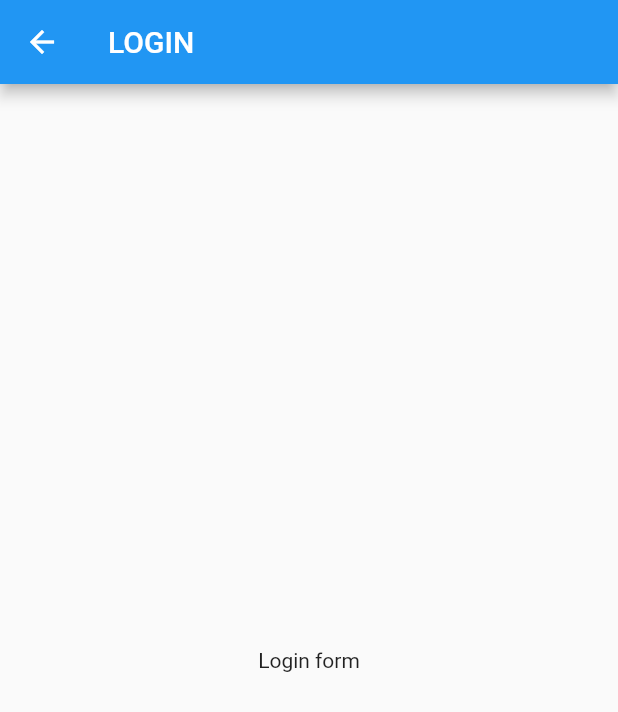
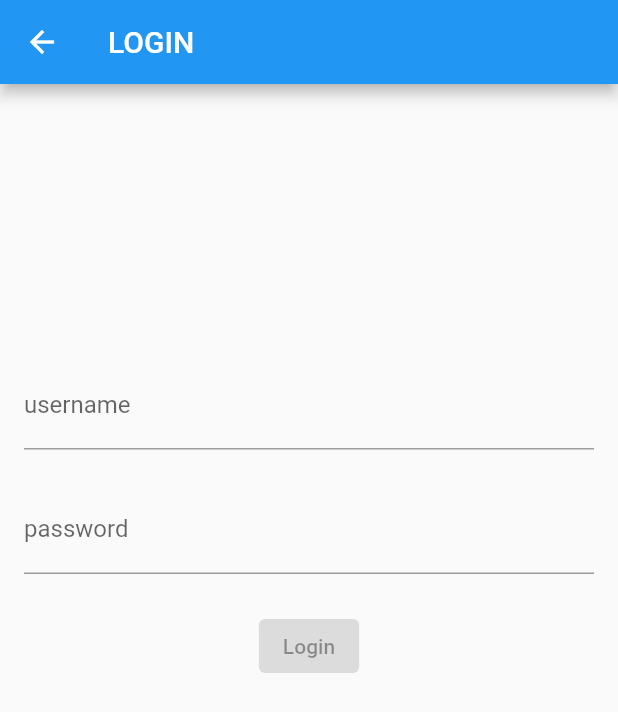
Before and after one commit to vnhanh/FlutterShopping, a Flutter app: the LoginPage screen opened directly, on a phone screen of 412 x 824 dp. Shown: the top 712 px of the screen. Run offline on Flutter 3.47's test engine with Material 2 defaults, Android fonts, the light colour scheme and no system bars; our stand-ins replace bloc, equatable, flutter_bloc, formz, fpdart; missing offline and left inert: dart:ffi; accounts and stored records are empty; statements that could not run were skipped.

Commit message:
learn(bloc): add login form assemble bloc

```diff
--- a/lib/login/login.dart
+++ b/lib/login/login.dart
@@ -1,4 +1,8 @@
+import 'package:authentication_repository/authentication_repository.dart';
 import 'package:flutter/material.dart';
+import 'package:flutter_bloc/flutter_bloc.dart';
+import 'package:shopping/login/bloc/login_bloc.dart';
+import 'package:shopping/login/view/login_form.dart';
 
 class LoginPage extends StatelessWidget {
   const LoginPage({super.key});
@@ -13,14 +17,17 @@ class LoginPage extends StatelessWidget {
       appBar: AppBar(
         title: const Text("LOGIN"),
       ),
-      body: const Center(
-        child: Column(
-          mainAxisAlignment: MainAxisAlignment.center,
-          children: [
-            Text("Login form")
-          ],
+      body: Padding(
+        padding: const EdgeInsets.symmetric(horizontal: 16.0),
+        child: BlocProvider(
+          create: (context) {
+            return LoginBloc(
+                authenticationRepository: RepositoryProvider.of<AuthenticationRepository>(context)
+            );
+          },
+          child: const LoginForm(),
         ),
-      ),
+      )
     );
   }
 }
--- a/lib/login/view/login_form.dart
+++ b/lib/login/view/login_form.dart
@@ -0,0 +1,96 @@
+import 'package:flutter/material.dart';
+import 'package:flutter_bloc/flutter_bloc.dart';
+import 'package:formz/formz.dart';
+import 'package:shopping/login/bloc/login_bloc.dart';
+
+
+class LoginForm extends StatelessWidget {
+  const LoginForm({super.key});
+
+  @override
+  Widget build(BuildContext context) {
+    return BlocListener<LoginBloc,LoginState>(
+        listener: (context, state) {
+          if (state.status.isFailure) {
+            ScaffoldMessenger.of(context)
+                ..hideCurrentSnackBar()
+                ..showSnackBar(
+                    const SnackBar(content: Text('Authentication Failure'))
+                );
+          }
+        },
+        child: Align(
+          alignment: const Alignment(0, -1/3),
+          child: Column(
+            mainAxisSize: MainAxisSize.min,
+            children: [
+              _UsernameInput(),
+              const Padding(padding: EdgeInsets.all(12),),
+              _PasswordInput(),
+              const Padding(padding: EdgeInsets.all(12),),
+              _LoginButton()
+            ],
+          ),
+        ),
+    );
+  }
+}
+
+class _UsernameInput extends StatelessWidget {
+  @override
+  Widget build(BuildContext context) {
+    return BlocBuilder<LoginBloc, LoginState>(
+        buildWhen: (previous, current) => previous.username != current.username,
+        builder: (context, state) {
+          return TextField(
+            key: const Key('loginForm_usernameInput_textField'),
+            onChanged: (username) => context.read<LoginBloc>().add(LoginUsernameChanged(username)),
+            decoration: InputDecoration(
+              labelText: 'username',
+              errorText: state.username.displayError != null ? 'invalid username' : null
+            )
+          );
+        },
+    );
+  }
+}
+
+class _PasswordInput extends StatelessWidget {
+  @override
+  Widget build(BuildContext context) {
+    return BlocBuilder<LoginBloc, LoginState>(
+        buildWhen: (previous, current) => previous.password != current.password,
+        builder: (context, state) {
+          return TextField(
+            key: const Key('loginForm_passwordInput_textField'),
+            onChanged: (password) => context.read<LoginBloc>().add(LoginPasswordChanged(password)),
+            decoration: InputDecoration(
+              labelText: 'password',
+              errorText: state.password.displayError != null ? 'invalid password' : null
+            ),
+          );
+        }
+    );
+  }
+}
+
+class _LoginButton extends StatelessWidget {
+  @override
+  Widget build(BuildContext context) {
+    return BlocBuilder<LoginBloc, LoginState>(
+        builder: (context, state) {
+          return state.status.isInProgress
+              ? const CircularProgressIndicator()
+              : ElevatedButton(
+                  key: const Key('loginForm_button'),
+                  onPressed: state.isValid
+                    ? () {
+                      context.read<LoginBloc>().add(const LoginSubmitted());
+                    }
+                    : null,
+                  child: const Text('Login')
+              );
+        }
+    );
+  }
+}
--- a/lib/splash/splash.dart
+++ b/lib/splash/splash.dart
@@ -1,5 +1,3 @@
-
-import 'package:flutter/cupertino.dart';
 import 'package:flutter/material.dart';
 
 class SplashPage extends StatelessWidget {
```
Also changed, not shown: lib/app.dart (+0 -24 lines).
